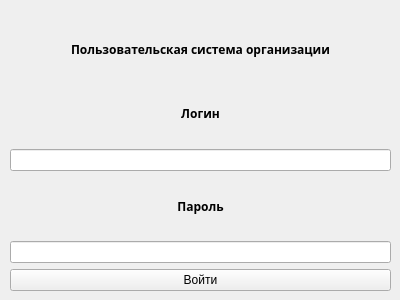
The window that skeletons/authorization.ui (ilnarkhasanov/NTIAutomateBusiness) describes before a commit, drawn with Qt 5.
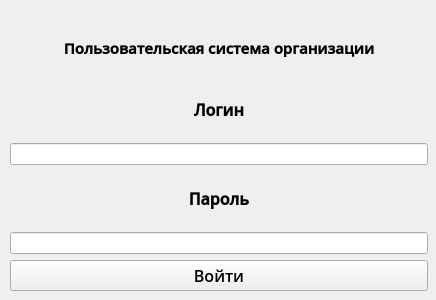
The same window after the commit.

Commit message: changed font from mons to opensans

The edit to the form file:
```diff
--- a/skeletons/authorization.ui
+++ b/skeletons/authorization.ui
@@ -6,7 +6,7 @@
    <rect>
     <x>0</x>
     <y>0</y>
-    <width>400</width>
+    <width>436</width>
     <height>300</height>
    </rect>
   </property>
@@ -18,7 +18,7 @@
     <rect>
      <x>10</x>
      <y>20</y>
-     <width>381</width>
+     <width>418</width>
      <height>271</height>
     </rect>
    </property>
@@ -30,8 +30,8 @@
       </property>
       <property name="font">
        <font>
-        <family>Montserrat</family>
-        <pointsize>9</pointsize>
+        <family>Open Sans SemiBold</family>
+        <pointsize>11</pointsize>
         <weight>75</weight>
         <bold>true</bold>
        </font>
@@ -48,8 +48,8 @@
      <widget class="QLabel" name="label_3">
       <property name="font">
        <font>
-        <family>Montserrat</family>
-        <pointsize>9</pointsize>
+        <family>Open Sans SemiBold</family>
+        <pointsize>12</pointsize>
         <weight>75</weight>
         <bold>true</bold>
        </font>
@@ -69,8 +69,8 @@
      <widget class="QLabel" name="label">
       <property name="font">
        <font>
-        <family>Montserrat</family>
-        <pointsize>9</pointsize>
+        <family>Open Sans SemiBold</family>
+        <pointsize>12</pointsize>
         <weight>75</weight>
         <bold>true</bold>
        </font>
@@ -88,6 +88,12 @@
     </item>
     <item>
      <widget class="QPushButton" name="Authorization">
+      <property name="font">
+       <font>
+        <family>Open Sans SemiBold</family>
+        <pointsize>12</pointsize>
+       </font>
+      </property>
       <property name="text">
        <string>Войти</string>
       </property>
```
The commit also changes 9 other files.
